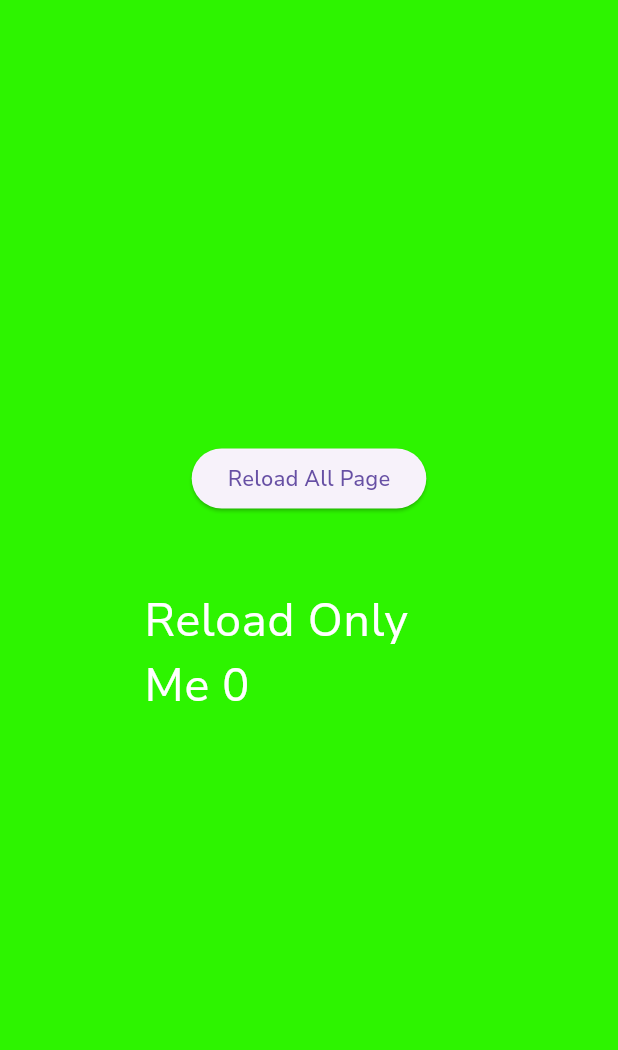
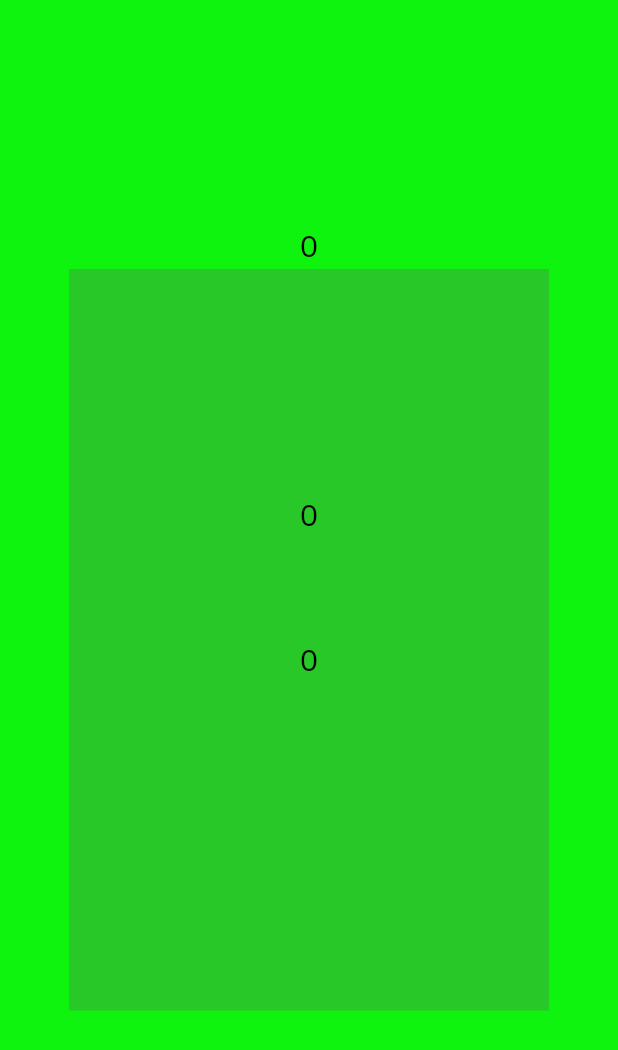
Before and after one commit to mehmethayrullahozkul/moovie, a Flutter app: the _Goal screen opened directly, on a phone screen of 412 x 824 dp. Shown: the top 1050 px of the screen. Run offline on Flutter 3.47's test engine with Material 3 defaults, Android fonts, the phone set to English and light mode, and no system bars; our stand-ins replace flutter_bloc, go_router.

Commit message:
goal 1 changed

```diff
--- a/frontend/flutter/workarea_v1/lib/workareas/wa1_goal.dart
+++ b/frontend/flutter/workarea_v1/lib/workareas/wa1_goal.dart
@@ -36,26 +36,46 @@ class _GoalState extends State<_Goal> {
 
   @override
   Widget build(BuildContext context) {
-    int randomColorPicker = math.Random().nextInt(3);
-    mainColor = generateRandomWhitishColor(preference: randomColorPicker);
+    int randomMainColorPicker = math.Random().nextInt(3);
+    int randomSubColorPicker = math.Random().nextInt(3);
+    mainColor = generateRandomWhitishColor(
+        preference: randomMainColorPicker,
+        subPreference: randomSubColorPicker,
+        prominance: 0.5);
     return Scaffold(
       backgroundColor: mainColor,
-      body: Padding(
+      body: Material(
+        color: Colors.transparent,
+        child: InkWell(
+          onTap: () {
+            setState(() {
+              counter++;
+            });
+          },
+          child: SizedBox(
+            width: MediaQuery.of(context).size.width,
+            height: MediaQuery.of(context).size.height,
+            child: Padding(
                 padding: EdgeInsets.only(
                   left: (MediaQuery.of(context).size.width - 320) / 2,
                   right: (MediaQuery.of(context).size.width - 320) / 2,
                 ),
+                child: Center(
                   child: Column(
                     mainAxisAlignment: MainAxisAlignment.center,
-          crossAxisAlignment: CrossAxisAlignment.center,
                     children: [
-            ElevatedButton(
-                onPressed: () {
-                  setState(() {});
-                },
-                child: Text("Reload All Page")),
+                      Text(
+                        counter.toString(),
+                        style: TextStyle(
+                          color: Colors.black,
+                          fontSize: 20,
+                        ),
+                      ),
                       _ColorfullButton1(),
                     ],
+                  ),
+                )),
+          ),
         ),
       ),
     );
@@ -80,27 +100,91 @@ class _ColorfullButton1State extends State<_ColorfullButton1> {
 
   @override
   Widget build(BuildContext context) {
-    int randomColorPicker = math.Random().nextInt(3);
-    Color mainColor = generateRandomWhitishColor(preference: randomColorPicker);
-    return Container(
-      width: 320,
-      color: mainColor,
-      child: Material(
-        color: Colors.transparent,
-        child: InkWell(
+    int randomMainColorPicker = math.Random().nextInt(3);
+    int randomSubColorPicker = math.Random().nextInt(3);
+    Color mainColor = generateRandomWhitishColor(
+        preference: randomMainColorPicker,
+        subPreference: randomSubColorPicker,
+        start: 100,
+        prominance: 0.5);
+    return GestureDetector(
       onTap: () {
         setState(() {
           counter++;
         });
       },
-            child: Padding(
-              padding: EdgeInsets.all(50),
-              child: Text(
-                "Reload Only Me $counter",
-                style: TextStyle(color: Colors.white, fontSize: 30),
+      child: Container(
+          width: MediaQuery.of(context).size.width * 0.8,
+          height: MediaQuery.of(context).size.height * 0.6,
+          color: mainColor,
+          child: Center(
+            child: Column(
+              mainAxisAlignment: MainAxisAlignment.center,
+              children: [
+                Text(
+                  counter.toString(),
+                  style: TextStyle(
+                    color: Colors.black,
+                    fontSize: 20,
+                  ),
+                ),
+                _ColorfullButton2(),
+              ],
             ),
           )),
-      ),
     );
   }
 }
+
+class _ColorfullButton2 extends StatefulWidget {
+  const _ColorfullButton2({super.key});
+
+  @override
+  State<_ColorfullButton2> createState() => _ColorfullButton2State();
+}
+
+class _ColorfullButton2State extends State<_ColorfullButton2> {
+  late int counter;
+
+  @override
+  void initState() {
+    counter = 0;
+    super.initState();
+  }
+
+  @override
+  Widget build(BuildContext context) {
+    int randomMainColorPicker = math.Random().nextInt(3);
+    int randomSubColorPicker = math.Random().nextInt(3);
+    Color mainColor = generateRandomWhitishColor(
+        preference: randomMainColorPicker,
+        subPreference: randomSubColorPicker,
+        start: 100,
+        prominance: 0.5);
+    return GestureDetector(
+      onTap: () {
+        setState(() {
+          counter++;
+        });
+      },
+      child: Container(
+          width: MediaQuery.of(context).size.width * 0.4,
+          height: MediaQuery.of(context).size.height * 0.2,
+          color: mainColor,
+          child: Center(
+            child: Column(
+              mainAxisAlignment: MainAxisAlignment.center,
+              children: [
+                Text(
+                  counter.toString(),
+                  style: TextStyle(
+                    color: Colors.black,
+                    fontSize: 20,
+                  ),
+                ),
+              ],
+            ),
+          )),
+    );
+  }
+}
```
Lines whose indentation alone changed are shown as unchanged.
